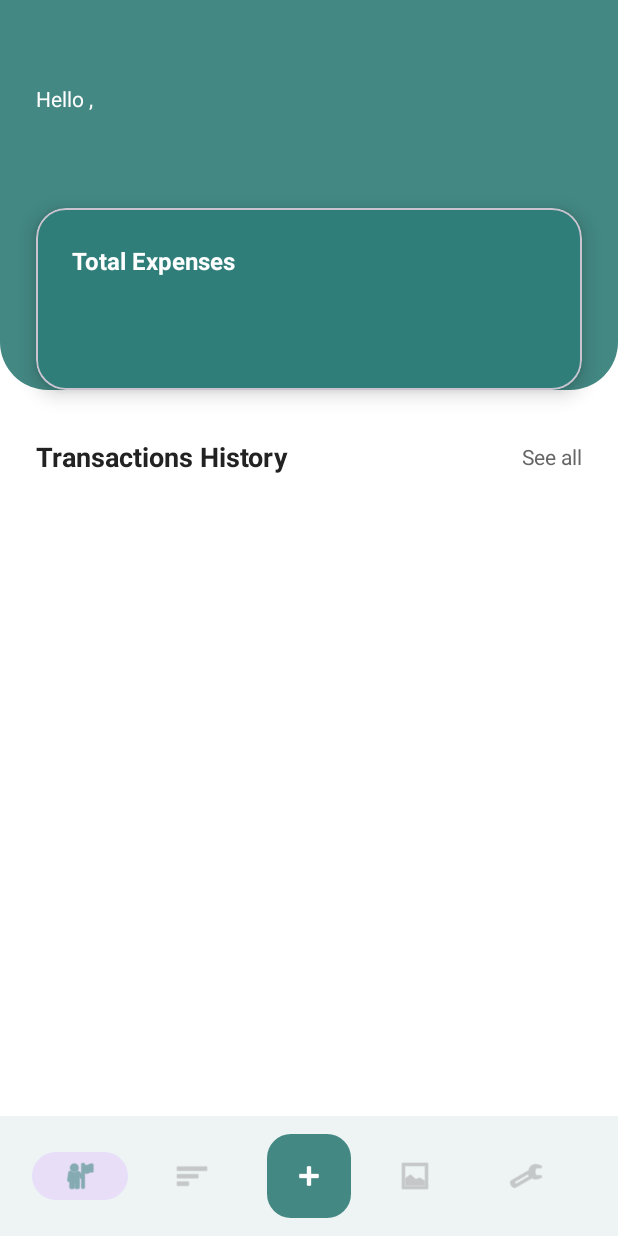
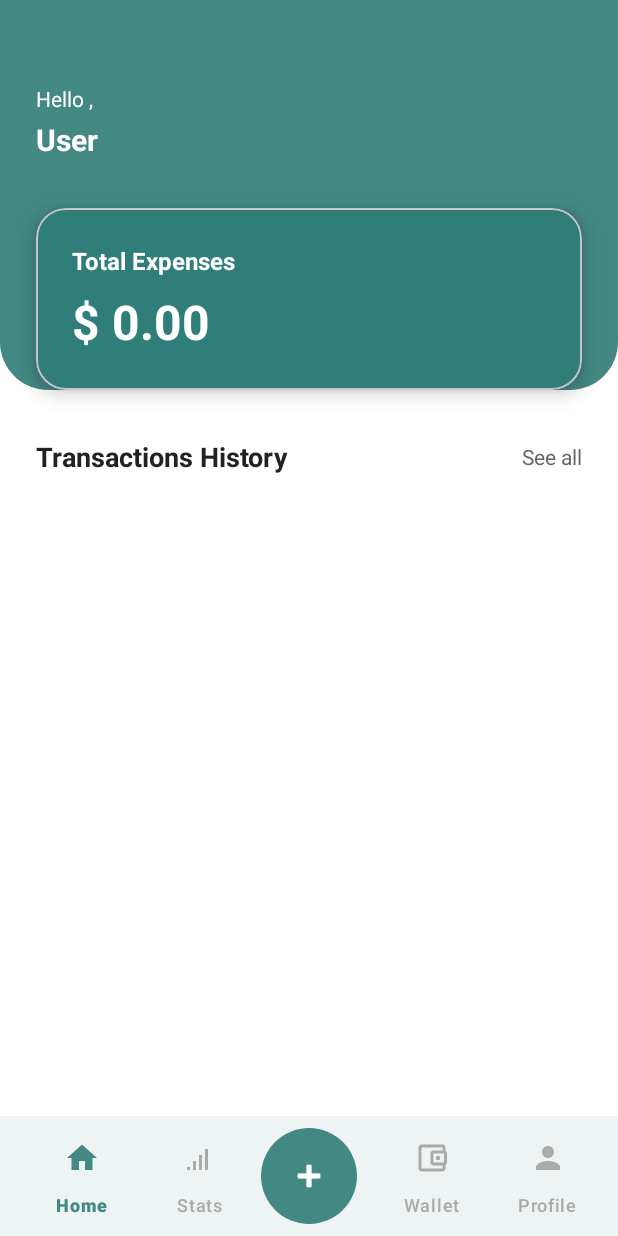
Before and after one commit to OmarElnagmy-0/Cashatk, an Android app: the HomeActivity screen opened directly, with no data from a screen before it, on a phone screen of 412 x 824 dp. Run offline under Robolectric (Android 15) with nearby library versions, the phone set to English and light mode, and no system bars; our stand-ins replace Room's generated code.

Commit message:
connected the logic of the home with the xml layout

```diff
--- a/app/src/main/java/com/example/cashatk/HomeActivity.kt
+++ b/app/src/main/java/com/example/cashatk/HomeActivity.kt
@@ -1,12 +1,26 @@
 package com.example.cashatk
 
 import android.os.Bundle
+import android.widget.TextView
 import androidx.activity.enableEdgeToEdge
 import androidx.appcompat.app.AppCompatActivity
 import androidx.core.view.ViewCompat
 import androidx.core.view.WindowInsetsCompat
+import androidx.lifecycle.lifecycleScope
+import androidx.recyclerview.widget.LinearLayoutManager
+import androidx.recyclerview.widget.RecyclerView
+import com.example.cashatk.data.AppDatabase
+import com.example.cashatk.data.PreferenceHelper
+import kotlinx.coroutines.launch
+import java.text.NumberFormat
+import java.util.Locale
 
 class HomeActivity : AppCompatActivity() {
+
+    private lateinit var adapter: TransactionAdapter
+    private lateinit var db: AppDatabase
+    private lateinit var prefs: PreferenceHelper
+
     override fun onCreate(savedInstanceState: Bundle?) {
         super.onCreate(savedInstanceState)
         enableEdgeToEdge()
@@ -14,7 +28,45 @@ class HomeActivity : AppCompatActivity() {
         ViewCompat.setOnApplyWindowInsetsListener(findViewById(R.id.main)) { v, insets ->
             val systemBars = insets.getInsets(WindowInsetsCompat.Type.systemBars())
             v.setPadding(systemBars.left, systemBars.top, systemBars.right, systemBars.bottom)
-            insets
+            WindowInsetsCompat.CONSUMED
+        }
+
+        db = AppDatabase.getInstance(this)
+        prefs = PreferenceHelper(this)
+
+        setupGreeting()
+        setupRecyclerView()
+        loadData()
+    }
+
+    private fun setupGreeting() {
+        val tvName = findViewById<TextView>(R.id.tv_name)
+        val userName = prefs.getUserName()
+        tvName.text = userName.ifEmpty { "User" }
+    }
+
+    private fun setupRecyclerView() {
+        val rvTransactions = findViewById<RecyclerView>(R.id.rv_transactions)
+        rvTransactions.layoutManager = LinearLayoutManager(this)
+        adapter = TransactionAdapter()
+        rvTransactions.adapter = adapter
+    }
+
+    private fun loadData() {
+        lifecycleScope.launch {
+            val transactions = db.transactionDao().getAllTransactionsWithCategory()
+            adapter.submitList(transactions)
+
+            val totalExpenses = transactions.sumOf { it.transaction.amount }
+
+            val format = NumberFormat.getNumberInstance(Locale.US).apply {
+                minimumFractionDigits = 2
+                maximumFractionDigits = 2
+            }
+            val formattedTotal = format.format(totalExpenses)
+
+            val tvTotalExpenses = findViewById<TextView>(R.id.tv_total_expenses)
+            tvTotalExpenses.text = getString(R.string.total_expenses_format, formattedTotal)
         }
     }
 }
--- a/app/src/main/java/com/example/cashatk/data/TransactionDao.kt
+++ b/app/src/main/java/com/example/cashatk/data/TransactionDao.kt
@@ -12,6 +12,10 @@ interface TransactionDao {
     @Insert
     suspend fun insertTransaction(transaction: Transaction)
 
+    @androidx.room.Transaction
+    @Query("SELECT * FROM transactions ORDER BY date DESC")
+    suspend fun getAllTransactionsWithCategory(): List<TransactionWithCategory>
+
     @Query("SELECT * FROM transactions ORDER BY date DESC")
     suspend fun getAllTransactions(): List<Transaction>
 
--- /dev/null
+++ b/app/src/main/res/drawable/ic_home_nav.xml
@@ -0,0 +1,9 @@
+<vector xmlns:android="http://schemas.android.com/apk/res/android"
+    android:width="24dp"
+    android:height="24dp"
+    android:viewportWidth="24"
+    android:viewportHeight="24">
+  <path
+      android:fillColor="#000000"
+      android:pathData="M10,20v-6h4v6h5v-8h3L12,3 2,12h3v8z"/>
+</vector>
--- /dev/null
+++ b/app/src/main/res/drawable/ic_stats_nav.xml
@@ -0,0 +1,9 @@
+<vector xmlns:android="http://schemas.android.com/apk/res/android"
+    android:width="24dp"
+    android:height="24dp"
+    android:viewportWidth="24"
+    android:viewportHeight="24">
+  <path
+      android:fillColor="#000000"
+      android:pathData="M16,6h2v14h-2zM12,10h2v10h-2zM8,14h2v6H8zM4,18h2v2H4z"/>
+</vector>
--- /dev/null
+++ b/app/src/main/res/drawable/ic_wallet_nav.xml
@@ -0,0 +1,12 @@
+<vector xmlns:android="http://schemas.android.com/apk/res/android"
+    android:width="24dp"
+    android:height="24dp"
+    android:viewportWidth="24"
+    android:viewportHeight="24">
+  <path
+      android:fillColor="#000000"
+      android:pathData="M21,7.28V5c0,-1.1 -0.9,-2 -2,-2H5C3.9,3 3,3.9 3,5v14c0,1.1 0.9,2 2,2h14c1.1,0 2,-0.9 2,-2v-2.28c0.59,-0.35 1,-0.98 1,-1.72V9c0,-0.74 -0.41,-1.37 -1,-1.72zM20,9v6h-7V9h7zM5,19V5h14v2h-6c-1.1,0 -2,0.9 -2,2v6c0,1.1 0.9,2 2,2h6v2H5z"/>
+  <path
+      android:fillColor="#000000"
+      android:pathData="M16,12m-1.5,0a1.5,1.5 0,1 1,3 0a1.5,1.5 0,1 1,-3 0"/>
+</vector>
--- a/app/src/main/res/layout/activity_home.xml
+++ b/app/src/main/res/layout/activity_home.xml
@@ -140,7 +140,7 @@
         </androidx.constraintlayout.widget.ConstraintLayout>
     </androidx.core.widget.NestedScrollView>
 
-    <!-- Bottom App Bar -->
+    <!-- Bottom App Bar Wrapper -->
     <com.google.android.material.bottomappbar.BottomAppBar
         android:id="@+id/bottomAppBar"
         android:layout_width="match_parent"
@@ -149,19 +149,22 @@
         app:backgroundTint="@color/white"
         app:fabAlignmentMode="center"
         app:fabCradleMargin="8dp"
-        app:fabCradleRoundedCornerRadius="24dp">
+        app:fabCradleRoundedCornerRadius="12dp"
+        app:fabCradleVerticalOffset="4dp">
 
         <com.google.android.material.bottomnavigation.BottomNavigationView
             android:id="@+id/bottomNavigationView"
             android:layout_width="match_parent"
             android:layout_height="match_parent"
-            android:layout_marginEnd="16dp"
             android:background="@android:color/transparent"
             app:elevation="0dp"
-            app:labelVisibilityMode="unlabeled"
+            app:labelVisibilityMode="labeled"
+            app:itemIconSize="24dp"
             app:itemIconTint="@color/bottom_nav_color"
             app:itemTextColor="@color/bottom_nav_color"
+            app:itemActiveIndicatorStyle="@style/Widget.Material3.BottomNavigationView.ActiveIndicator"
             app:menu="@menu/bottom_nav_menu" />
+
     </com.google.android.material.bottomappbar.BottomAppBar>
 
     <!-- Floating Action Button -->
@@ -172,7 +175,13 @@
         android:backgroundTint="@color/teal_primary"
         android:contentDescription="@string/cd_add_transaction"
         android:src="@android:drawable/ic_input_add"
-        app:layout_anchor="@id/bottomAppBar"
+        app:borderWidth="0dp"
+        app:elevation="8dp"
+        app:fabCustomSize="64dp"
+        app:layout_anchor="@+id/bottomAppBar"
+        app:layout_anchorGravity="top|center"
+        app:maxImageSize="28dp"
+        app:shapeAppearanceOverlay="@style/ShapeAppearance.Material3.Corner.Full"
         app:tint="@color/white" />
 
 </androidx.coordinatorlayout.widget.CoordinatorLayout>
--- a/app/src/main/res/menu/bottom_nav_menu.xml
+++ b/app/src/main/res/menu/bottom_nav_menu.xml
@@ -2,11 +2,11 @@
 <menu xmlns:android="http://schemas.android.com/apk/res/android">
     <item
         android:id="@+id/nav_home"
-        android:icon="@android:drawable/ic_menu_myplaces"
+        android:icon="@drawable/ic_home_nav"
         android:title="@string/nav_home" />
     <item
         android:id="@+id/nav_stats"
-        android:icon="@android:drawable/ic_menu_sort_by_size"
+        android:icon="@drawable/ic_stats_nav"
         android:title="@string/nav_stats" />
     <item
         android:id="@+id/nav_placeholder"
@@ -14,10 +14,10 @@
         android:enabled="false" />
     <item
         android:id="@+id/nav_wallet"
-        android:icon="@android:drawable/ic_menu_gallery"
+        android:icon="@drawable/ic_wallet_nav"
         android:title="@string/nav_wallet" />
     <item
         android:id="@+id/nav_profile"
-        android:icon="@android:drawable/ic_menu_manage"
+        android:icon="@drawable/ic_lock_person"
         android:title="@string/nav_profile" />
 </menu>
--- a/app/src/main/res/values/strings.xml
+++ b/app/src/main/res/values/strings.xml
@@ -27,6 +27,9 @@
     <!-- Content Descriptions -->
     <string name="cd_transaction_icon">Transaction Icon</string>
     <string name="cd_add_transaction">Add transaction</string>
+
+    <string name="expense_amount_format">- %1$s</string>
+    <string name="total_expenses_format">$ %1$s</string>
 
     <!-- Add Expense -->
     <string name="add_expense_title">Add Expense</string>
--- /dev/null
+++ b/app/src/main/res/values/styles.xml
@@ -0,0 +1,7 @@
+<?xml version="1.0" encoding="utf-8"?>
+<resources>
+    <!-- Removes the pill-shaped background highlight from BottomNavigationView -->
+    <style name="Widget.Material3.BottomNavigationView.ActiveIndicator" parent="">
+        <item name="android:color">@android:color/transparent</item>
+    </style>
+</resources>
```
Also changed, not shown: app/src/main/java/com/example/cashatk/TransactionAdapter.kt (added, +77 -0 lines), app/src/main/java/com/example/cashatk/data/TransactionWithCategory.kt (added, +15 -0 lines).
